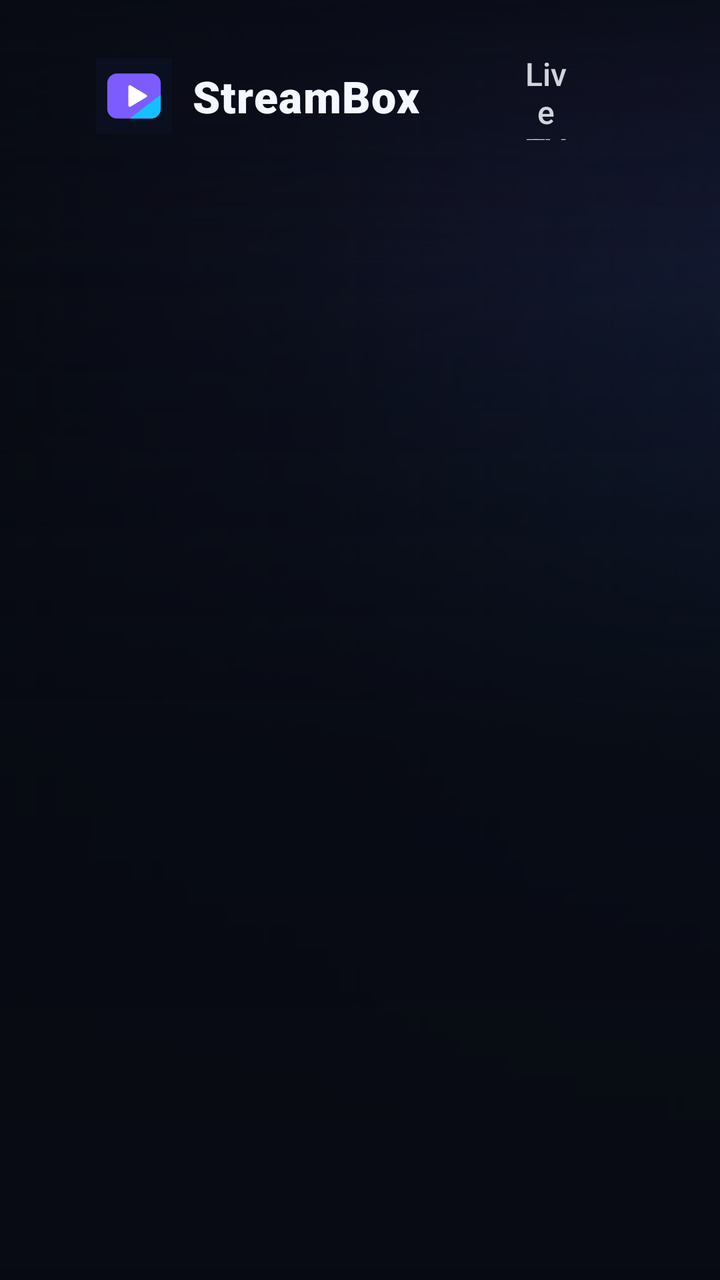
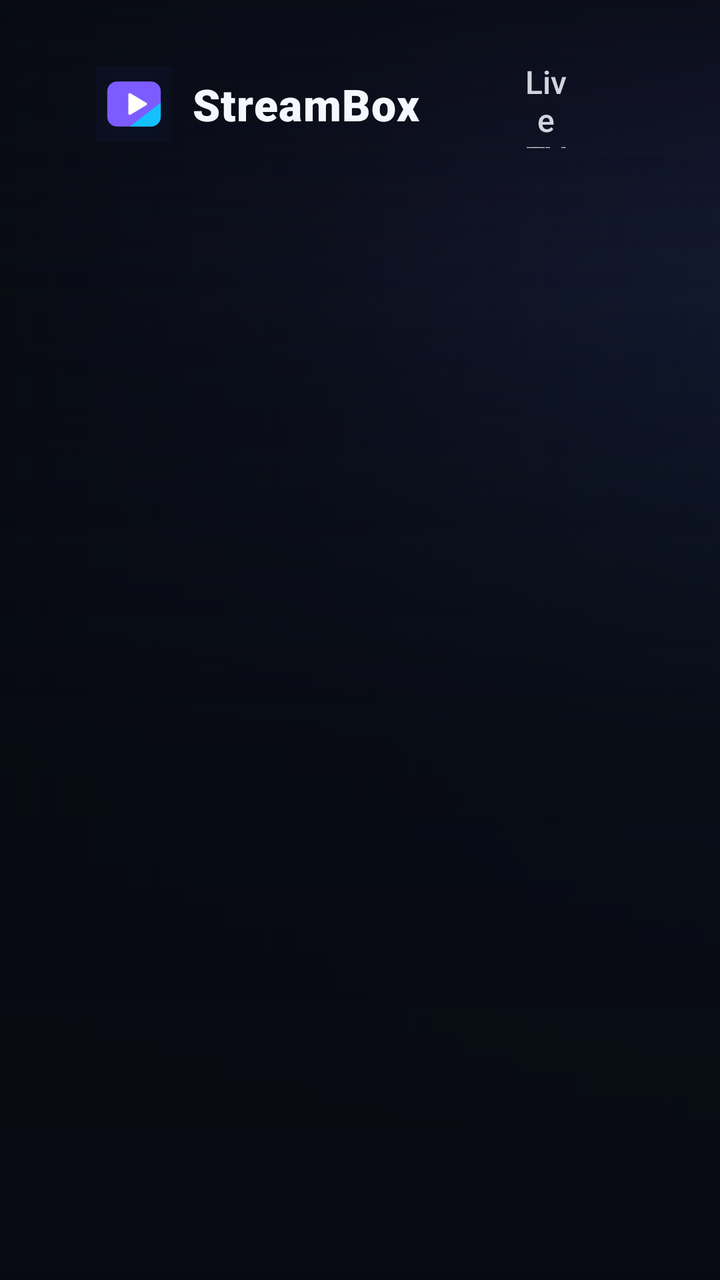

Screens rendered from an Android XML layout before and after an edit, with the pre-edit source and the edit as a unified diff.
<!-- AndroidManifest.xml: application theme AppTheme -->
<!-- res/layout/activity_home.xml -->
<?xml version="1.0" encoding="utf-8"?>
<FrameLayout xmlns:android="http://schemas.android.com/apk/res/android"
    android:layout_width="match_parent"
    android:layout_height="match_parent"
    android:clipChildren="false">

    
    <ImageView
        android:id="@+id/heroImage"
        android:layout_width="match_parent"
        android:layout_height="match_parent"
        android:alpha="0"
        android:scaleType="centerCrop" />

    <ImageView
        android:id="@+id/heroImage2"
        android:layout_width="match_parent"
        android:layout_height="match_parent"
        android:alpha="0"
        android:scaleType="centerCrop" />

    <View
        android:layout_width="match_parent"
        android:layout_height="match_parent"
        android:background="@drawable/bg_hero_scrim_left"
        android:tag="mirror" />

    <View
        android:layout_width="match_parent"
        android:layout_height="match_parent"
        android:background="@drawable/bg_hero_scrim_bottom" />

    <View
        android:layout_width="match_parent"
        android:layout_height="140dp"
        android:background="@drawable/bg_hero_scrim_top" />

    <LinearLayout
        android:layout_width="match_parent"
        android:layout_height="match_parent"
        android:clipChildren="false"
        android:clipToPadding="false"
        android:orientation="vertical"
        android:paddingTop="26dp">

        
        <LinearLayout
            android:layout_width="match_parent"
            android:layout_height="wrap_content"
            android:clipChildren="false"
            android:gravity="center_vertical"
            android:orientation="horizontal"
            android:paddingStart="48dp"
            android:paddingEnd="48dp">

            <ImageView
                android:layout_width="38dp"
                android:layout_height="38dp"
                android:src="@drawable/ic_app" />

            <TextView
                android:layout_width="wrap_content"
                android:layout_height="wrap_content"
                android:layout_marginStart="10dp"
                android:layout_marginEnd="30dp"
                android:fontFamily="sans-serif-black"
                android:letterSpacing="0.02"
                android:text="StreamBox"
                android:textColor="@color/text"
                android:textSize="22sp" />

            <Button android:id="@+id/tileLive" style="@style/NavPill" android:text="Live TV" />
            <Button android:id="@+id/tileMovies" style="@style/NavPill" android:text="Movies" />
            <Button android:id="@+id/tileSeries" style="@style/NavPill" android:text="Series" />

            <View
                android:layout_width="0dp"
                android:layout_height="1dp"
                android:layout_weight="1" />

            <ProgressBar
                android:id="@+id/progress"
                android:layout_width="22dp"
                android:layout_height="22dp"
                android:layout_marginEnd="10dp"
                android:indeterminateTint="?attr/sbAccent2"
                android:visibility="gone" />

            <TextView
                android:id="@+id/status"
                android:layout_width="wrap_content"
                android:layout_height="wrap_content"
                android:maxWidth="320dp"
                android:maxLines="2"
                android:textColor="@color/gold"
                android:textSize="13sp" />

            <Button android:id="@+id/tileSearch" style="@style/IconBtn" android:drawableStart="@drawable/ic_search_nav" />
            <Button android:id="@+id/tileSurprise" style="@style/IconBtn" android:drawableStart="@drawable/ic_dice_nav" />
            <Button android:id="@+id/tileMulti" style="@style/IconBtn" android:drawableStart="@drawable/ic_grid_nav" />
            <Button android:id="@+id/tileDownloads" style="@style/IconBtn" android:drawableStart="@drawable/ic_download_nav" />
            <Button android:id="@+id/tileRec" style="@style/IconBtn" android:drawableStart="@drawable/ic_rec_nav" />
            <Button android:id="@+id/tileRefresh" style="@style/IconBtn" android:drawableStart="@drawable/ic_refresh_nav" />
            <Button android:id="@+id/tileMore" style="@style/IconBtn" android:drawableStart="@drawable/ic_more_nav" />
            <Button android:id="@+id/tileSettings" style="@style/IconBtn" android:drawableStart="@drawable/ic_settings_nav" />
            <Button android:id="@+id/tileProfiles" style="@style/IconBtn" android:drawableStart="@drawable/ic_profiles_nav" />

            <TextClock
                android:id="@+id/clock"
                android:layout_width="wrap_content"
                android:layout_height="wrap_content"
                android:layout_marginStart="22dp"
                android:fontFamily="sans-serif-light"
                android:textColor="@color/text"
                android:textSize="26sp" />
        </LinearLayout>

        
        <LinearLayout
            android:id="@+id/hero"
            android:layout_width="620dp"
            android:layout_height="0dp"
            android:layout_weight="1"
            android:gravity="bottom"
            android:orientation="vertical"
            android:paddingStart="56dp"
            android:paddingBottom="10dp">

            <TextView
                android:id="@+id/heroEyebrow"
                style="@style/Eyebrow"
                android:layout_width="wrap_content"
                android:layout_height="wrap_content" />

            <TextView
                android:id="@+id/heroTitle"
                style="@style/HeroTitle"
                android:layout_width="wrap_content"
                android:layout_height="wrap_content"
                android:layout_marginTop="6dp"
                android:ellipsize="end"
                android:maxLines="2" />

            <TextView
                android:id="@+id/heroMeta"
                android:layout_width="wrap_content"
                android:layout_height="wrap_content"
                android:layout_marginTop="10dp"
                android:fontFamily="sans-serif-medium"
                android:textColor="@color/text"
                android:textSize="14sp" />

            <TextView
                android:id="@+id/heroPlot"
                android:layout_width="match_parent"
                android:layout_height="wrap_content"
                android:layout_marginTop="10dp"
                android:ellipsize="end"
                android:lineSpacingExtra="3dp"
                android:maxLines="3"
                android:textColor="#D9F5F7FF"
                android:textSize="15sp" />

            <TextView
                android:id="@+id/accountInfo"
                android:layout_width="wrap_content"
                android:layout_height="wrap_content"
                android:layout_marginTop="12dp"
                android:textColor="@color/text_dim"
                android:textSize="12sp" />

            <TextView
                android:id="@+id/profileName"
                android:layout_width="0dp"
                android:layout_height="0dp"
                android:visibility="gone" />
        </LinearLayout>

        
        
        <FrameLayout
            android:id="@+id/rowsFrame"
            android:layout_width="match_parent"
            android:layout_height="330dp"
            android:clipChildren="true"
            android:clipToPadding="true">

            <androidx.recyclerview.widget.RecyclerView
                android:id="@+id/rows"
                android:layout_width="match_parent"
                android:layout_height="match_parent"
                android:clipChildren="true"
                android:clipToPadding="true"
                android:paddingTop="10dp"
                android:paddingBottom="24dp" />
        </FrameLayout>
    </LinearLayout>
</FrameLayout>
<!-- resources referenced by this layout -->
<resources>
  <color name="gold">#FFC548</color>
  <color name="text">#F5F7FF</color>
  <color name="text_dim">#8E9AB8</color>
  <!-- drawable bg_hero_scrim_bottom (drawable) -->
  <?xml version="1.0" encoding="utf-8"?>
  <shape xmlns:android="http://schemas.android.com/apk/res/android" android:shape="rectangle">
      <gradient android:angle="90" android:startColor="#FF070A12" android:centerY="0.42" android:centerColor="#E6070A12" android:endColor="#00070A12" />
  </shape>
  <!-- drawable bg_hero_scrim_left (drawable) -->
  <?xml version="1.0" encoding="utf-8"?>
  <shape xmlns:android="http://schemas.android.com/apk/res/android" android:shape="rectangle">
      <gradient android:angle="0" android:startColor="#FA070A12" android:centerX="0.45" android:centerColor="#B3070A12" android:endColor="#14070A12" />
  </shape>
  <!-- drawable bg_hero_scrim_top (drawable) -->
  <?xml version="1.0" encoding="utf-8"?>
  <shape xmlns:android="http://schemas.android.com/apk/res/android" android:shape="rectangle">
      <gradient android:angle="270" android:startColor="#CC070A12" android:endColor="#00070A12" />
  </shape>
  <!-- drawable ic_download_nav (drawable) -->
  <?xml version="1.0" encoding="utf-8"?>
  <vector xmlns:android="http://schemas.android.com/apk/res/android"
      android:width="22dp" android:height="22dp" android:viewportWidth="24" android:viewportHeight="24" android:tint="@color/nav_text">
      <path android:fillColor="#FFFFFF" android:pathData="M19,9h-4V3H9v6H5l7,7 7,-7zM5,18v2h14v-2H5z" />
  </vector>
  <!-- drawable ic_grid_nav (drawable) -->
  <?xml version="1.0" encoding="utf-8"?>
  <vector xmlns:android="http://schemas.android.com/apk/res/android"
      android:width="22dp" android:height="22dp" android:viewportWidth="24" android:viewportHeight="24" android:tint="@color/nav_text">
      <path android:fillColor="#FFFFFF" android:pathData="M3,3h8v8H3zM13,3h8v8h-8zM3,13h8v8H3zM13,13h8v8h-8z" />
  </vector>
  <style name="Eyebrow">
          <item name="android:textColor">?attr/sbAccent2</item>
          <item name="android:textSize">12sp</item>
          <item name="android:fontFamily">sans-serif-medium</item>
          <item name="android:letterSpacing">0.18</item>
          <item name="android:textAllCaps">true</item>
      </style>
  <style name="HeroTitle">
          <item name="android:textColor">@color/text</item>
          <item name="android:textSize">40sp</item>
          <item name="android:fontFamily">sans-serif-black</item>
          <item name="android:letterSpacing">-0.01</item>
          <item name="android:shadowColor">#99000000</item>
          <item name="android:shadowRadius">12</item>
          <item name="android:shadowDy">2</item>
      </style>
  <color name="accent">#7C5CFF</color>
  <color name="accent2">#00D4FF</color>
  <color name="accent_dark">#5A3FE0</color>
  <color name="bg">#070A12</color>
  <!-- drawable bg_dialog (drawable) -->
  <?xml version="1.0" encoding="utf-8"?>
  <inset xmlns:android="http://schemas.android.com/apk/res/android" android:inset="16dp">
      <shape android:shape="rectangle">
          <gradient android:angle="270" android:startColor="#1A2236" android:endColor="#10152A" />
          <corners android:radius="22dp" />
          <stroke android:width="1dp" android:color="#337C5CFF" />
      </shape>
  </inset>
  <style name="DialogButton" parent="Widget.AppCompat.Button.ButtonBar.AlertDialog">
          <item name="android:textColor">?attr/sbAccent2</item>
          <item name="android:textAllCaps">false</item>
          <item name="android:textSize">16sp</item>
          <item name="android:background">@drawable/bg_button</item>
          <item name="android:layout_marginStart">8dp</item>
          <item name="android:paddingStart">20dp</item>
          <item name="android:paddingEnd">20dp</item>
      </style>
  <color name="glass">#14FFFFFF</color>
  <color name="glass_stroke">#1FFFFFFF</color>
  <!-- unchanged entries left out for length: 17 -->
</resources>

<!-- the commit's change to res/layout/activity_home.xml (unified diff, before → after) -->
@@ -51,6 +51,8 @@
             android:gravity="center_vertical"
             android:orientation="horizontal"
             android:paddingStart="48dp"
+            android:paddingTop="4dp"
+            android:paddingBottom="4dp"
             android:paddingEnd="48dp">
 
             <ImageView
@@ -119,9 +121,8 @@
         <LinearLayout
             android:id="@+id/hero"
             android:layout_width="620dp"
-            android:layout_height="0dp"
-            android:layout_weight="1"
-            android:gravity="bottom"
+            android:layout_height="wrap_content"
+            android:layout_marginTop="14dp"
             android:orientation="vertical"
             android:paddingStart="56dp"
             android:paddingBottom="10dp">
@@ -181,7 +182,8 @@
         <FrameLayout
             android:id="@+id/rowsFrame"
             android:layout_width="match_parent"
-            android:layout_height="330dp"
+            android:layout_height="0dp"
+            android:layout_weight="1"
             android:clipChildren="true"
             android:clipToPadding="true">
 
